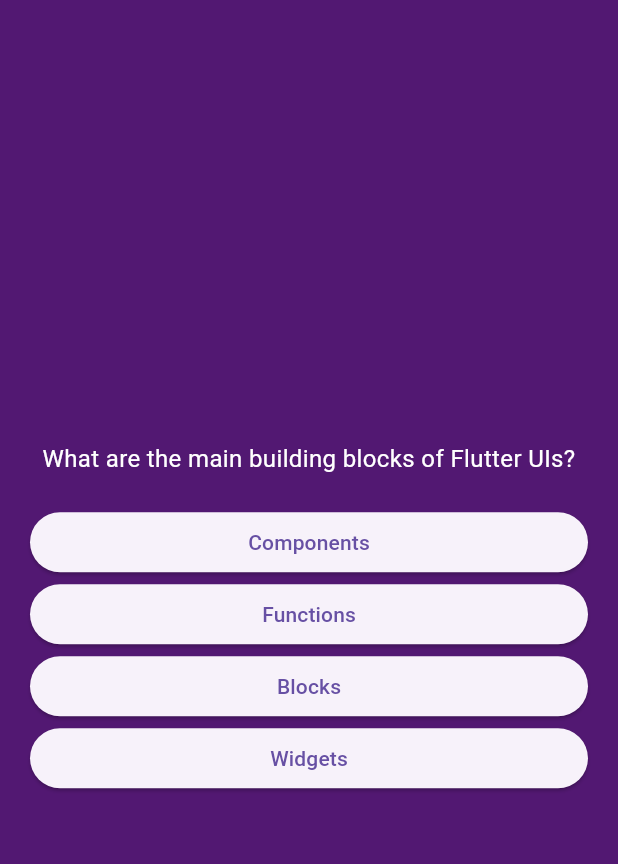
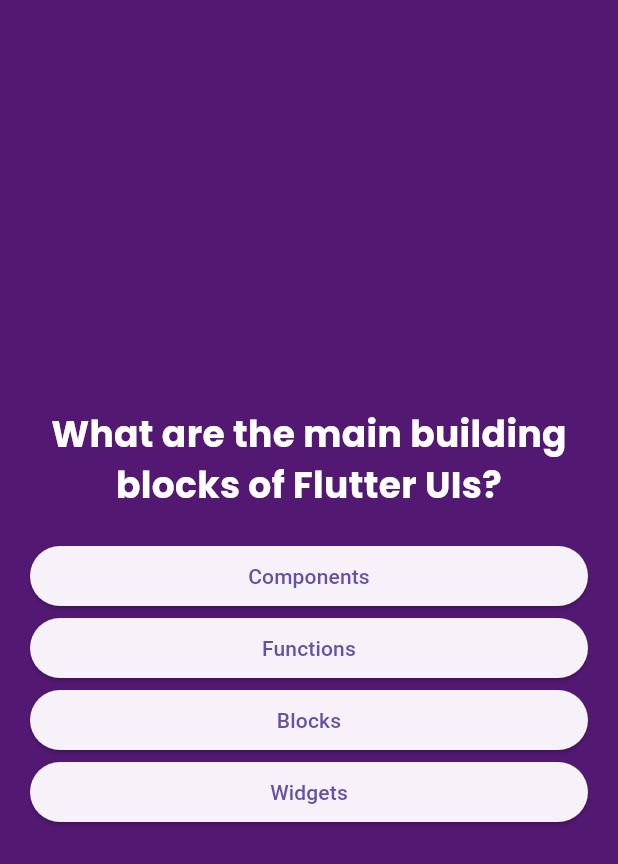
Before and after one commit to MaheshB77/second_app, a Flutter app: the screen it shows after launch, after a tap on "Start Quiz!", on a phone screen of 412 x 824 dp. Shown: the top 864 px of the screen. Run offline on Flutter 3.47's test engine with Material 3 defaults, Android fonts, the phone set to English and light mode, and no system bars; our stand-ins replace google_fonts.

Commit message:
Added google font

```diff
--- a/lib/quiz_app/components/answer_button.dart
+++ b/lib/quiz_app/components/answer_button.dart
@@ -10,7 +10,10 @@ class AnswerButton extends StatelessWidget {
   Widget build(BuildContext context) {
     return ElevatedButton(
       onPressed: onTap,
-      child: Text(answer),
+      child: Text(
+        answer,
+        textAlign: TextAlign.center,
+      ),
     );
   }
 }
--- a/lib/quiz_app/screens/home_screen.dart
+++ b/lib/quiz_app/screens/home_screen.dart
@@ -1,4 +1,5 @@
 import 'package:flutter/material.dart';
+import 'package:google_fonts/google_fonts.dart';
 import 'package:second_app/shared/widgets/spacing.dart';
 
 class HomeScreen extends StatelessWidget {
@@ -17,11 +18,12 @@ class HomeScreen extends StatelessWidget {
             color: const Color.fromARGB(150, 255, 255, 255),
           ),
           verticalSpace(20),
-          const Text(
+          Text(
             'Learn Flutter the fun way!',
-            style: TextStyle(
-              fontSize: 22,
+            style: GoogleFonts.poppins(
               color: Colors.white,
+              fontSize: 24,
+              fontWeight: FontWeight.bold,
             ),
           ),
           verticalSpace(20),
--- a/lib/quiz_app/screens/questions_screen.dart
+++ b/lib/quiz_app/screens/questions_screen.dart
@@ -1,4 +1,5 @@
 import 'package:flutter/material.dart';
+import 'package:google_fonts/google_fonts.dart';
 import 'package:second_app/quiz_app/components/answer_button.dart';
 import 'package:second_app/quiz_app/data/questions.dart';
 import 'package:second_app/quiz_app/models/quiz_question.dart';
@@ -33,9 +34,10 @@ class _QuestionsScreenState extends State<QuestionsScreen> {
           children: [
             Text(
               currentQuestion.question,
-              style: const TextStyle(
+              style: GoogleFonts.poppins(
                 color: Colors.white,
-                fontSize: 16,
+                fontSize: 24,
+                fontWeight: FontWeight.bold
               ),
               textAlign: TextAlign.center,
             ),
--- a/pubspec.yaml
+++ b/pubspec.yaml
@@ -35,6 +35,7 @@ dependencies:
   # The following adds the Cupertino Icons font to your application.
   # Use with the CupertinoIcons class for iOS style icons.
   cupertino_icons: ^1.0.6
+  google_fonts: ^6.2.1
 
 dev_dependencies:
   flutter_test:
```
Also changed, not shown: pubspec.lock, 1 other file.
